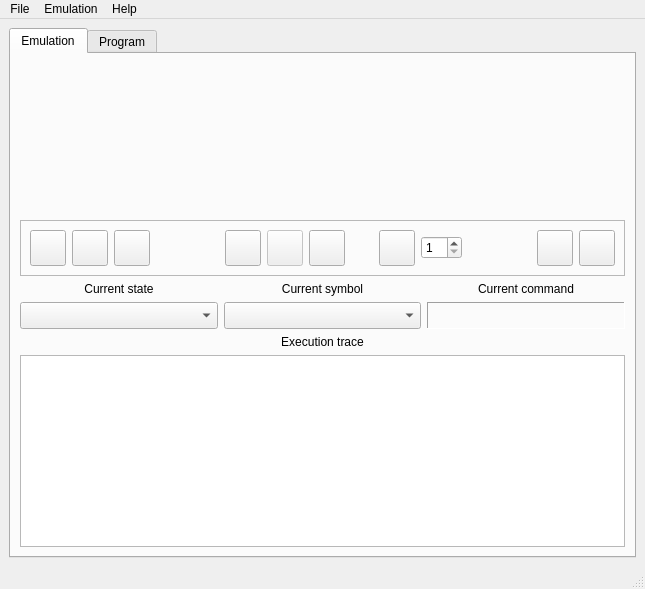
First picture: the form in Teumaq/centralwindow.ui, repository lotus0xff/TuME, before the edit.
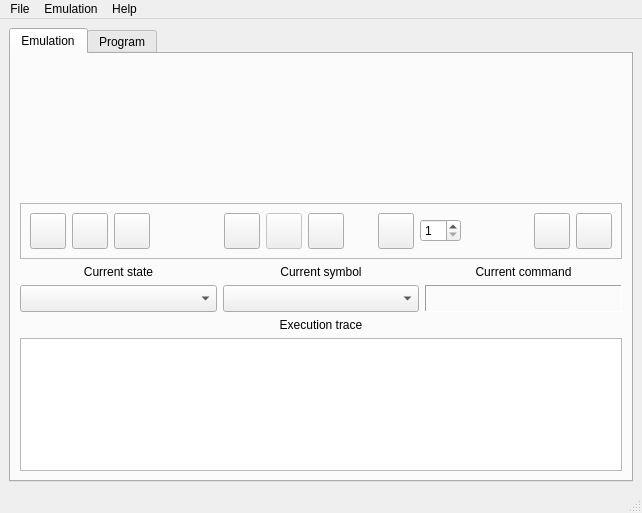
Second picture: the form after the edit. Icons and pictures are not drawn. Custom widgets are drawn as their Qt base class.

What changed in the file:
```diff
--- a/Teumaq/centralwindow.ui
+++ b/Teumaq/centralwindow.ui
@@ -6,10 +6,16 @@
    <rect>
     <x>0</x>
     <y>0</y>
-    <width>645</width>
-    <height>589</height>
+    <width>642</width>
+    <height>513</height>
    </rect>
   </property>
+  <property name="sizePolicy">
+   <sizepolicy hsizetype="Preferred" vsizetype="Preferred">
+    <horstretch>0</horstretch>
+    <verstretch>0</verstretch>
+   </sizepolicy>
+  </property>
   <property name="windowTitle">
    <string>TuME</string>
   </property>
@@ -25,18 +31,27 @@
         <string>Emulation</string>
        </attribute>
        <layout class="QVBoxLayout" name="verticalLayout_8">
+        <property name="sizeConstraint">
+         <enum>QLayout::SetDefaultConstraint</enum>
+        </property>
         <item>
          <widget class="TapeView" name="_uiTape" native="true">
           <property name="sizePolicy">
            <sizepolicy hsizetype="MinimumExpanding" vsizetype="MinimumExpanding">
             <horstretch>0</horstretch>
-            <verstretch>0</verstretch>
+            <verstretch>1</verstretch>
            </sizepolicy>
           </property>
          </widget>
         </item>
         <item>
          <widget class="QFrame" name="frame">
+          <property name="sizePolicy">
+           <sizepolicy hsizetype="Preferred" vsizetype="Preferred">
+            <horstretch>0</horstretch>
+            <verstretch>0</verstretch>
+           </sizepolicy>
+          </property>
           <property name="frameShape">
            <enum>QFrame::StyledPanel</enum>
           </property>
@@ -413,10 +428,22 @@
         </item>
         <item>
          <layout class="QHBoxLayout" name="horizontalLayout_7">
+          <property name="sizeConstraint">
+           <enum>QLayout::SetDefaultConstraint</enum>
+          </property>
           <item>
            <layout class="QVBoxLayout" name="verticalLayout_5">
+            <property name="sizeConstraint">
+             <enum>QLayout::SetDefaultConstraint</enum>
+            </property>
             <item>
              <widget class="QLabel" name="label_3">
+              <property name="sizePolicy">
+               <sizepolicy hsizetype="Preferred" vsizetype="Preferred">
+                <horstretch>0</horstretch>
+                <verstretch>0</verstretch>
+               </sizepolicy>
+              </property>
               <property name="frameShape">
                <enum>QFrame::NoFrame</enum>
               </property>
@@ -434,7 +461,7 @@
             <item>
              <widget class="QComboBox" name="_uiCurState">
               <property name="sizePolicy">
-               <sizepolicy hsizetype="MinimumExpanding" vsizetype="Fixed">
+               <sizepolicy hsizetype="MinimumExpanding" vsizetype="Preferred">
                 <horstretch>0</horstretch>
                 <verstretch>0</verstretch>
                </sizepolicy>
@@ -453,6 +480,12 @@
            <layout class="QVBoxLayout" name="verticalLayout_6">
             <item>
              <widget class="QLabel" name="label_5">
+              <property name="sizePolicy">
+               <sizepolicy hsizetype="Preferred" vsizetype="Preferred">
+                <horstretch>0</horstretch>
+                <verstretch>0</verstretch>
+               </sizepolicy>
+              </property>
               <property name="text">
                <string>Current symbol</string>
               </property>
@@ -467,7 +500,7 @@
             <item>
              <widget class="QComboBox" name="_uiCurSym">
               <property name="sizePolicy">
-               <sizepolicy hsizetype="MinimumExpanding" vsizetype="Fixed">
+               <sizepolicy hsizetype="MinimumExpanding" vsizetype="Preferred">
                 <horstretch>0</horstretch>
                 <verstretch>0</verstretch>
                </sizepolicy>
@@ -486,6 +519,12 @@
            <layout class="QVBoxLayout" name="verticalLayout_7">
             <item>
              <widget class="QLabel" name="label_7">
+              <property name="sizePolicy">
+               <sizepolicy hsizetype="Preferred" vsizetype="Preferred">
+                <horstretch>0</horstretch>
+                <verstretch>0</verstretch>
+               </sizepolicy>
+              </property>
               <property name="text">
                <string>Current command</string>
               </property>
@@ -556,6 +595,12 @@
         </item>
         <item>
          <widget class="QTableView" name="_uiTrace">
+          <property name="sizePolicy">
+           <sizepolicy hsizetype="Expanding" vsizetype="Expanding">
+            <horstretch>0</horstretch>
+            <verstretch>1</verstretch>
+           </sizepolicy>
+          </property>
           <property name="alternatingRowColors">
            <bool>true</bool>
           </property>
@@ -570,6 +615,19 @@
           </attribute>
          </widget>
         </item>
+        <item>
+         <spacer name="verticalSpacer_2">
+          <property name="orientation">
+           <enum>Qt::Vertical</enum>
+          </property>
+          <property name="sizeHint" stdset="0">
+           <size>
+            <width>0</width>
+            <height>0</height>
+           </size>
+          </property>
+         </spacer>
+        </item>
        </layout>
       </widget>
       <widget class="QWidget" name="_uiSctProgram">
@@ -1008,7 +1066,7 @@
     <rect>
      <x>0</x>
      <y>0</y>
-     <width>645</width>
+     <width>642</width>
      <height>23</height>
     </rect>
    </property>
```
Left out of the diff: 9 changed lines with no effect on the pictures.
